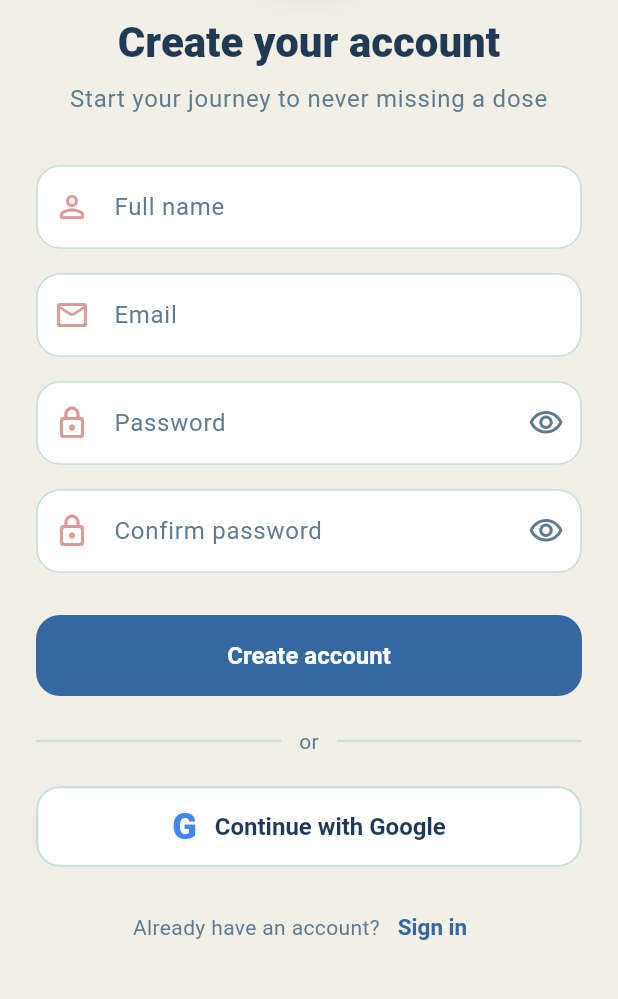
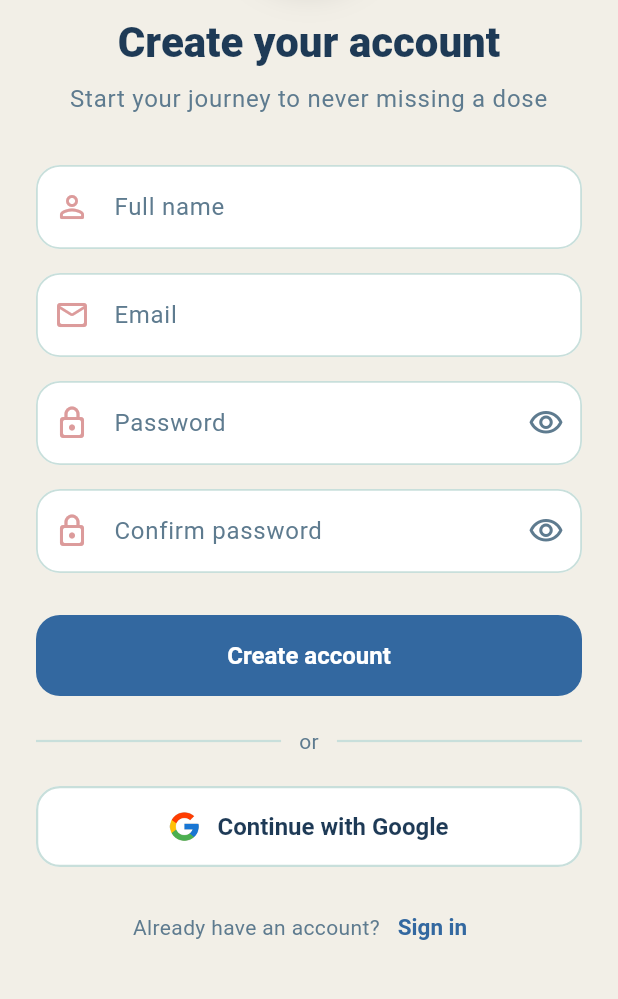
Before and after one commit to raks455/medi-sathi, a Flutter app: the SignUpPage screen opened by its route, on a phone screen of 412 x 824 dp, the part 225-1224 px from its top. Run offline on Flutter 3.47's test engine with Material 3 defaults, Android fonts, the phone set to English and light mode, and no system bars; our stand-ins replace dartz, dio, equatable, firebase_auth, firebase_core, flutter_bloc and 4 more; accounts and stored records are empty; network calls fail.

Commit message:
feat:added google sign in

```diff
--- a/lib/core/constants/app_assets.dart
+++ b/lib/core/constants/app_assets.dart
@@ -5,4 +5,5 @@ class AppAssets {
 
   static const logoMark = '$_images/medisathi_logo_mark.png';
   static const logoHorizontal = '$_images/medisathi_logo_horizontal.png';
+  static const googleLogo = '$_images/Google-icon-1.png';
 }
--- a/lib/features/auth/presentation/widgets/google_sign_in_button.dart
+++ b/lib/features/auth/presentation/widgets/google_sign_in_button.dart
@@ -1,4 +1,5 @@
 import 'package:flutter/material.dart';
+import 'package:medisathi/core/constants/app_assets.dart';
 
 import '../../../../core/theme/app_colors.dart';
 
@@ -19,6 +20,14 @@ class GoogleSignInButton extends StatelessWidget {
 
   @override
   Widget build(BuildContext context) {
+      final image = Image.asset(
+      AppAssets.googleLogo,
+     height: 20,
+     width: 20,
+      fit: BoxFit.scaleDown,
+      filterQuality: FilterQuality.high,
+      semanticLabel: 'MediSathi logo',
+    );
     return OutlinedButton(
       onPressed: isLoading ? null : onPressed,
       style: OutlinedButton.styleFrom(
@@ -39,14 +48,7 @@ class GoogleSignInButton extends StatelessWidget {
           : Row(
               mainAxisSize: MainAxisSize.min,
               children: [
-                const Text(
-                  'G',
-                  style: TextStyle(
-                    fontSize: 24,
-                    fontWeight: FontWeight.w800,
-                    color: Color(0xFF4285F4),
-                  ),
-                ),
+               image,
                 const SizedBox(width: 12),
                 Text(label),
               ],
```
Also changed, not shown: assets/icons/360_F_1347519141_QODYgWA7ptsDwrBjxPdWGCXBbYElVJol.webp (added), assets/images/Google-icon-1.png (added), 2 other files.
